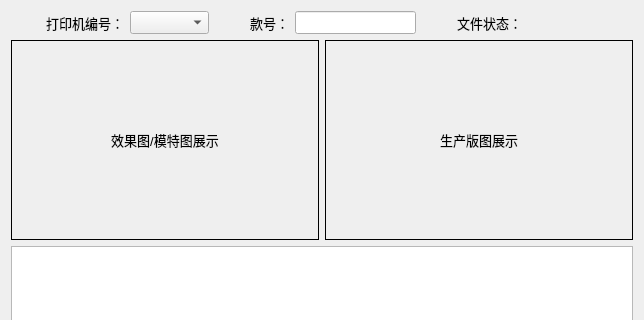
Before: the Qt Designer form pages/addprinttask.ui in nizqleo/autoprint, drawn with Qt 5; both pictures show x 0 to 644 and y 0 to 320 of the 644 by 568 pixel window.
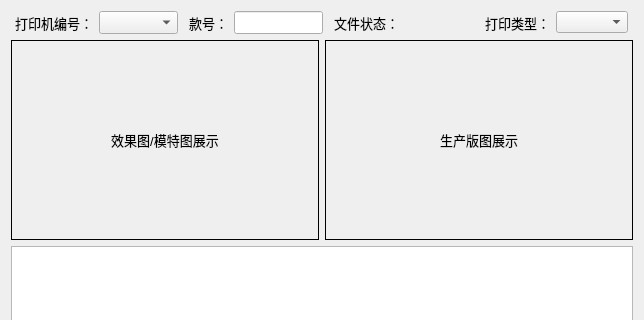
After: the same form once the commit is applied.

```diff
--- a/pages/addprinttask.ui
+++ b/pages/addprinttask.ui
@@ -135,6 +135,34 @@
                </property>
               </widget>
              </item>
+             <item>
+              <spacer name="horizontalSpacer_6">
+               <property name="orientation">
+                <enum>Qt::Horizontal</enum>
+               </property>
+               <property name="sizeHint" stdset="0">
+                <size>
+                 <width>40</width>
+                 <height>20</height>
+                </size>
+               </property>
+              </spacer>
+             </item>
+             <item>
+              <widget class="QLabel" name="label_4">
+               <property name="font">
+                <font>
+                 <pointsize>10</pointsize>
+                </font>
+               </property>
+               <property name="text">
+                <string>打印类型：</string>
+               </property>
+              </widget>
+             </item>
+             <item>
+              <widget class="QComboBox" name="type_comboBox"/>
+             </item>
              <item>
               <spacer name="horizontalSpacer_5">
                <property name="orientation">
```
